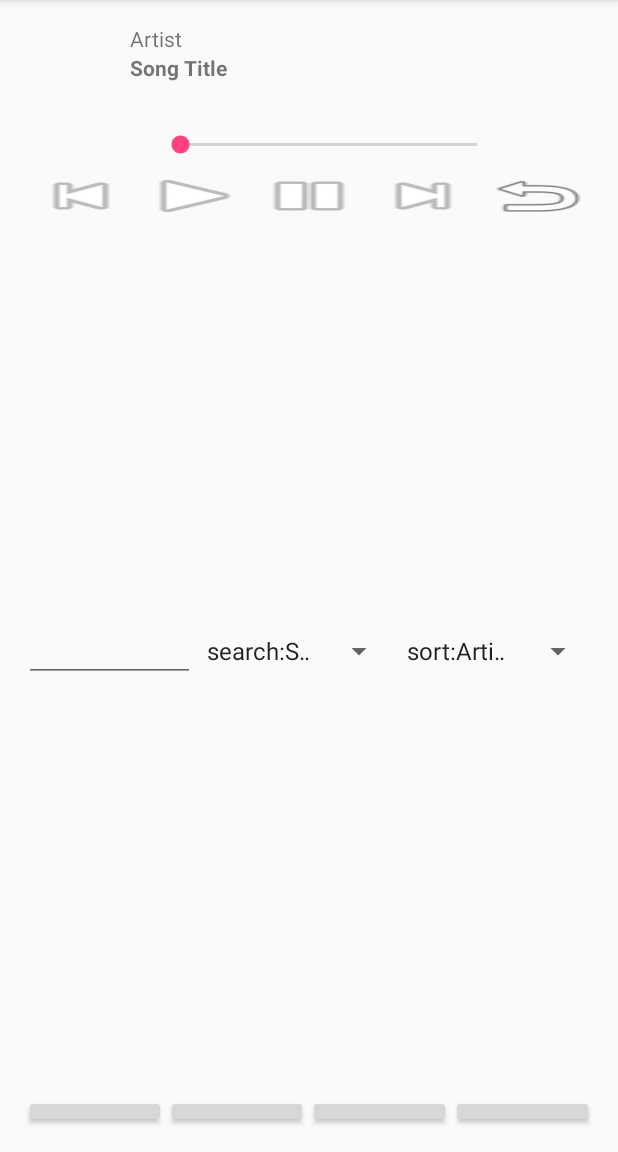
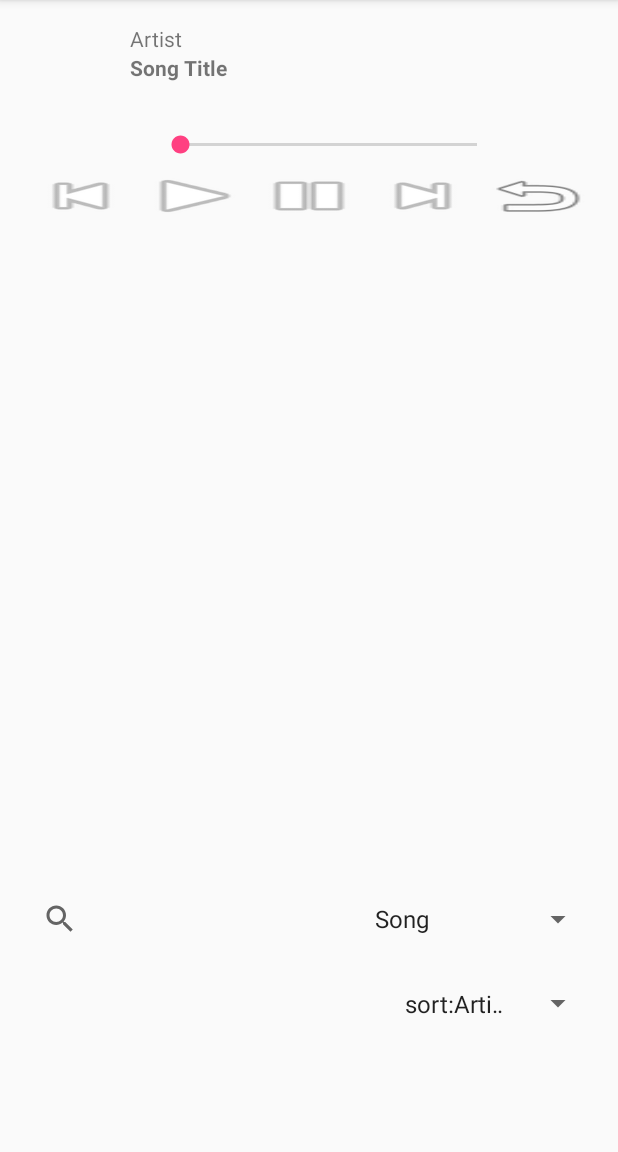
Before and after one commit to peterdocter/MPlayer-2, an Android app: the screen it shows after launch (MainActivity), on a phone screen of 412 x 824 dp, the part 84-1236 px from its top. Run offline under Robolectric (Android 15) with nearby library versions, the phone set to English and light mode, and no system bars; libraries missing offline, so code that uses them is left out: com.nostra13.universalimageloader; 15 statements that could not run were skipped.

Commit message:
add doSearch and doSort, "album" field in Song.class

```diff
--- a/app/src/main/java/com/stang/mplayer/MainActivity.java
+++ b/app/src/main/java/com/stang/mplayer/MainActivity.java
@@ -17,7 +17,6 @@ import android.os.IBinder;
 import android.os.Message;
 import android.os.Messenger;
 import android.provider.MediaStore;
-import android.provider.Settings;
 import android.support.v7.app.AppCompatActivity;
 import android.os.Bundle;
 import android.support.v7.widget.LinearLayoutManager;
@@ -30,6 +29,7 @@ import android.widget.Button;
 import android.widget.EditText;
 import android.widget.ImageButton;
 import android.widget.ImageView;
+import android.widget.SearchView;
 import android.widget.SeekBar;
 import android.widget.Spinner;
 import android.widget.TextView;
@@ -64,7 +64,7 @@ public class MainActivity extends AppCompatActivity implements View.OnClickListe
     Button addFolderButton;
     Button deleteButton;
     Button clearButton;
-    EditText searchText;
+    SearchView searchView;
     Spinner searchSpinner;
     Spinner sortSpinner;
     ImageView albumImage;
@@ -113,7 +113,7 @@ public class MainActivity extends AppCompatActivity implements View.OnClickListe
         addFolderButton = (Button) findViewById(R.id.button_addFolder);
         deleteButton = (Button) findViewById(R.id.button_delete);
         clearButton = (Button) findViewById(R.id.button_clear);
-        searchText = (EditText) findViewById(R.id.editText_search);
+        searchView = (SearchView) findViewById(R.id.searchView);
         searchSpinner = (Spinner) findViewById(R.id.spinner_search);
         sortSpinner = (Spinner) findViewById(R.id.spinner_sort);
 
@@ -134,13 +134,14 @@ public class MainActivity extends AppCompatActivity implements View.OnClickListe
         addFolderButton.setOnClickListener(this);
         deleteButton.setOnClickListener(this);
         clearButton.setOnClickListener(this);
-//        searchSpinner.setOnClickListener(this);
-//        sortSpinner.setOnClickListener(this);
 
 
         mLayoutManager = new LinearLayoutManager(this, LinearLayoutManager.VERTICAL, false);
         mPlaylist.setLayoutManager(mLayoutManager);
 
+
+        //PLAYLIST Adapter
+        //-------------------------------------
         mAdapter = new RecyclerAdapter(this, null);
         mAdapter.setOnItemClickListener(new RecyclerAdapter.OnClickListener() {
             @Override
@@ -160,7 +161,8 @@ public class MainActivity extends AppCompatActivity implements View.OnClickListe
         mPlaylist.setAdapter(mAdapter);
 
         // SEARCH SPINNER
-        String[] searchCriteria = {"search:Song", "search:Artist", "search:Album"};
+        //--------------------------------------
+        String[] searchCriteria = {"Song", "Artist", "Album"};
         ArrayAdapter<String> adapter = new ArrayAdapter<>(this, android.R.layout.simple_spinner_item, searchCriteria);
         adapter.setDropDownViewResource(android.R.layout.simple_spinner_dropdown_item);
         searchSpinner.setAdapter(adapter);
@@ -171,13 +173,17 @@ public class MainActivity extends AppCompatActivity implements View.OnClickListe
                     @Override
                     public void onItemSelected(AdapterView<?> parent, View view,
                                                int position, long id) {
-                        Toast.makeText(getBaseContext(), "SEARCH Position = " + position, Toast.LENGTH_SHORT).show();
+                        //Toast.makeText(getBaseContext(), "SEARCH Position = " + position, Toast.LENGTH_SHORT).show();
+                        mAdapter.searchType = position;
+                        mAdapter.doSearch();
+                        onPlaylistChanged();
                     }
                     @Override
                     public void onNothingSelected(AdapterView<?> arg0) {
                     }
                 });
         // SORT SPINNER
+        //-------------------------------------
         String[] sortCriteria = {"sort:Song", "sort:Artist", "sort:Date", "sort:Duration"};
         ArrayAdapter<String> sortAdapter = new ArrayAdapter<>(this, android.R.layout.simple_spinner_item, sortCriteria);
         adapter.setDropDownViewResource(android.R.layout.simple_spinner_dropdown_item);
@@ -189,13 +195,47 @@ public class MainActivity extends AppCompatActivity implements View.OnClickListe
                     @Override
                     public void onItemSelected(AdapterView<?> parent, View view,
                                                int position, long id) {
-                        Toast.makeText(getBaseContext(), "SORT Position = " + position, Toast.LENGTH_SHORT).show();
+                        //Toast.makeText(getBaseContext(), "SORT Position = " + position, Toast.LENGTH_SHORT).show();
+                        mAdapter.sortType = position;
+                        mAdapter.doSort();
+                        onPlaylistChanged();
                     }
                     @Override
                     public void onNothingSelected(AdapterView<?> arg0) {
                     }
                 });
 
+        //SEARCH VIEW
+        //-----------------------------------------
+        searchView.setQueryHint("Search...");
+        searchView.setOnQueryTextFocusChangeListener(new View.OnFocusChangeListener() {
+            @Override
+            public void onFocusChange(View v, boolean hasFocus) {
+                //Toast.makeText(getBaseContext(), String.valueOf(hasFocus), Toast.LENGTH_SHORT).show();
+            }
+        });
+        searchView.setOnQueryTextListener(new SearchView.OnQueryTextListener() {
+            @Override
+            public boolean onQueryTextSubmit(String query) {
+                //Toast.makeText(getBaseContext(), query, Toast.LENGTH_SHORT).show();
+                mAdapter.searchPhrase = query;
+                mAdapter.doSearch();
+                onPlaylistChanged();
+                return false;
+            }
+            @Override
+            public boolean onQueryTextChange(String newText) {
+                //Toast.makeText(getBaseContext(), newText, Toast.LENGTH_SHORT).show();
+                mAdapter.searchPhrase = newText;
+                mAdapter.doSearch();
+                onPlaylistChanged();
+                return false;
+            }
+        });
+
+
+        //Broadcast Receiver
+        //---------------------------------------------------
         filter = new IntentFilter();
         filter.addAction(PlayerService.ACTION_PROGRESS_CHANGED);
         filter.addAction(PlayerService.ACTION_STATUS_CHANGED);
@@ -242,6 +282,7 @@ public class MainActivity extends AppCompatActivity implements View.OnClickListe
         Log.d(TAG,"OnCreate finish");
     }
 
+
     public ServiceConnection myConnection = new ServiceConnection() {
 
         public void onServiceConnected(ComponentName className, IBinder binder) {
@@ -256,6 +297,7 @@ public class MainActivity extends AppCompatActivity implements View.OnClickListe
             mAdapter.setPlaylist(mPlayerService.getPlaylist());
             mAdapter.setQueue(mPlayerService.getQueue());
             mAdapter.setCurrentPosition(mPlayerService.getCurrentPosition());
+
             mAdapter.notifyDataSetChanged();
 
             if (mAdapter.getCurrentPosition() > -1) {
@@ -264,6 +306,7 @@ public class MainActivity extends AppCompatActivity implements View.OnClickListe
                 artistTitle.setText(song.artistTitle);
                 //albumImage.setImageDrawable(song.albumImage);
                 mAdapter.imageLoader.displayImage(song.albumImage, albumImage);
+                mPlaylist.scrollToPosition(mAdapter.getCurrentPosition());
             }
         }
 
@@ -355,6 +398,8 @@ public class MainActivity extends AppCompatActivity implements View.OnClickListe
         mPlayerService.setPlayList(mAdapter.getPlaylist());
         mPlayerService.setQueue(mAdapter.getQueue());
         mPlayerService.setCurrentPosition(mAdapter.getCurrentPosition());
+        mAdapter.notifyDataSetChanged();
+        mPlaylist.scrollToPosition(0);
     }
 
 
@@ -391,6 +436,8 @@ public class MainActivity extends AppCompatActivity implements View.OnClickListe
                     .getColumnIndex(MediaStore.Audio.Media.DISPLAY_NAME);
             int filenameColumn = cursor
                     .getColumnIndex(MediaStore.Audio.Media.DATA);
+            int albumColumn = cursor
+                    .getColumnIndex(MediaStore.Audio.Media.ALBUM);
             int albumId = cursor
                     .getColumnIndex(MediaStore.Audio.Media.ALBUM_ID);
 
@@ -398,6 +445,7 @@ public class MainActivity extends AppCompatActivity implements View.OnClickListe
                 long id = cursor.getLong(idColumn);
                 String title = cursor.getString(titleColumn);
                 String artist = cursor.getString(artistColumn);
+                String album = cursor.getString(albumColumn);
                 String filename = "file://" + cursor.getString(filenameColumn);
                 String duration = cursor.getString(durationColumn);
 
@@ -405,7 +453,7 @@ public class MainActivity extends AppCompatActivity implements View.OnClickListe
                 Uri albumArtUri = ContentUris.withAppendedId(mainAlbumArtUri, albumId);
 
                 //title = "id:"+id+" "+title+" ("+duration+")";
-                songs.add(new Song(title, artist, String.valueOf(filename), albumArtUri.toString()));
+                songs.add(new Song(title, artist, album, String.valueOf(filename), albumArtUri.toString()));
 
                 Log.d(TAG, "getPlayListFromURI:: " + title + " filename:: " + filename);
             } while (cursor.moveToNext());
@@ -499,6 +547,8 @@ public class MainActivity extends AppCompatActivity implements View.OnClickListe
             if (requestCode == FILE_SELECT_CODE) {
                 String title = data.getDataString();;
                 String artist = "";
+                String album = "";
+                String albumId = "";
 
                 Uri selectedFileUri = data.getData();
                 String path = data.getDataString();
@@ -508,12 +558,14 @@ public class MainActivity extends AppCompatActivity implements View.OnClickListe
                 if(cursor != null) {
                     cursor.moveToFirst();
                     title = cursor.getString(cursor.getColumnIndex(MediaStore.Audio.Media.DISPLAY_NAME));
-                    artist = "";//cursor.getString(cursor.getColumnIndex("summary"));
+                    artist = cursor.getString(cursor.getColumnIndex(MediaStore.Audio.Media.ARTIST));
+                    album = cursor.getString(cursor.getColumnIndex(MediaStore.Audio.Media.ALBUM));
+                    albumId = cursor.getString(cursor.getColumnIndex(MediaStore.Audio.Media.ALBUM_ID));
                 }
 
                 Log.e(TAG + "SELECT FILE:", title + " path:" + path + " artist: " + artist);
 
-                mAdapter.addSong(new Song(title, artist, path, null));
+                mAdapter.addSong(new Song(title, artist, album, path, albumId));
 
                 if(playlistPosition < 0) playlistPosition = 0;
                 onPlaylistChanged();
--- a/app/src/main/java/com/stang/mplayer/RecyclerAdapter.java
+++ b/app/src/main/java/com/stang/mplayer/RecyclerAdapter.java
@@ -3,6 +3,8 @@ package com.stang.mplayer;
 import android.content.Context;
 import android.graphics.Bitmap;
 import android.graphics.Color;
+import android.media.MediaPlayer;
+import android.support.annotation.BoolRes;
 import android.support.v7.widget.RecyclerView;
 import android.util.Log;
 import android.view.LayoutInflater;
@@ -20,6 +22,9 @@ import com.nostra13.universalimageloader.core.assist.ImageScaleType;
 import com.nostra13.universalimageloader.core.download.BaseImageDownloader;
 
 import java.util.ArrayList;
+import java.util.Collection;
+import java.util.Collections;
+import java.util.Comparator;
 
 /**
  * Created by Stanislav on 24.10.2016.
@@ -27,14 +32,31 @@ import java.util.ArrayList;
 
 public class RecyclerAdapter extends RecyclerView.Adapter<RecyclerAdapter.ViewHolder> {
     public static final String TAG = RecyclerAdapter.class.getSimpleName();
+
     public static final int COLOR_SELECTED = Color.GREEN;
+
+    public static final int SEARCH_SONG = 0;
+    public static final int SEARCH_ARTIST = 1;
+    public static final int SEARCH_ALBUM = 2;
+
+    public static final int SORT_SONG = 0;
+    public static final int SORT_ARTIST = 1;
+    public static final int SORT_ALBUM = 2;
+    public static final int SORT_DURATION = 3;
+    public static final int SORT_DATE = 4;
+
     public static final int[] backColors = { Color.rgb(230,230,230), Color.rgb(255,255,255)};
+
     ImageLoader imageLoader;
     private OnClickListener mOnClickListener;
     private OnQueueChangeListener mOnQueueChangeListener;
     private Context mContext;
     private ArrayList<Song> mDataset;
+    private ArrayList<Song> mSourceDataset;
     private ArrayList<Integer> mQueue;
+    public String searchPhrase = "";
+    public int searchType = SEARCH_SONG;
+    public int sortType = SORT_SONG;
     private int mCurrentPosition = RecyclerView.NO_POSITION;
     public View mSelectedItem = null;
 
@@ -59,8 +81,13 @@ public class RecyclerAdapter extends RecyclerView.Adapter<RecyclerAdapter.ViewHo
     }
 
     public void setCurrentPosition(int position) {
-        notifyItemChanged(position);
-        notifyItemChanged(mCurrentPosition);
+        if((mDataset.size() > 0) && (position < 0 || position >= mDataset.size())) {
+            position = 0;
+        }
+        if(position > -1 && position < mDataset.size()){
+            notifyItemChanged(position);
+            notifyItemChanged(mCurrentPosition);
+        }
         mCurrentPosition = position;
     }
 
@@ -182,7 +209,7 @@ public class RecyclerAdapter extends RecyclerView.Adapter<RecyclerAdapter.ViewHo
                 break;
             }
         }
-        Log.d(TAG, "Position:" + position + " in Queue: " + p);
+        Log.d(TAG, "Position in PlayList:" + position + "; in Queue:" + p);
         return p;
     }
 
@@ -195,11 +222,15 @@ public class RecyclerAdapter extends RecyclerView.Adapter<RecyclerAdapter.ViewHo
     }
 
     public void setPlaylist(ArrayList<Song> list) {
-        mDataset = list;
+        mSourceDataset = list;
+        doSearch();
+        //doSort();
+        //notifyDataSetChanged();
     }
 
     public void setQueue(ArrayList<Integer> queue) {
         mQueue = queue;
+        notifyDataSetChanged();
     }
 
     public void setOnQueueChangeListener(OnQueueChangeListener l) {
@@ -207,7 +238,64 @@ public class RecyclerAdapter extends RecyclerView.Adapter<RecyclerAdapter.ViewHo
     }
 
     public void addSong(Song song) {
-        mDataset.add(song);
+        mSourceDataset.add(song);
+        doSearch();
+    }
+
+    public void doSearch() {
+        Log.d(TAG, "doSearch");
+        setCurrentPosition(0);
+        ArrayList<Song> searchResult = new ArrayList<>();
+        String searchField = null;
+        for (int i = 0; i < mSourceDataset.size(); i++) {
+            switch (searchType) {
+                case SEARCH_SONG:
+                    searchField = mSourceDataset.get(i).songTitle;
+                    break;
+                case SEARCH_ARTIST:
+                    searchField = mSourceDataset.get(i).artistTitle;
+                    break;
+                case SEARCH_ALBUM://
+                    searchField = mSourceDataset.get(i).songTitle;
+                    break;
+            }
+            searchField = searchField.toLowerCase();
+            if(searchField!=null && searchField.contains(searchPhrase.toLowerCase())) {
+                searchResult.add(mSourceDataset.get(i));
+            }
+        }
+        mDataset = searchResult;
+        doSort();
+    }
+
+    public void doSort() {
+        Log.d(TAG, "doSort");
+        Collections.sort(mDataset,new Comparator<Song>() {
+            @Override
+            public int compare(Song o1, Song o2) {
+                int result = 0;
+                switch (sortType) {
+                    case SORT_SONG:
+                        result = o1.songTitle.compareToIgnoreCase(o2.songTitle);
+                        break;
+                    case SORT_ARTIST:
+                        result = o1.artistTitle.compareToIgnoreCase(o2.artistTitle);
+                        break;
+                    case SORT_ALBUM:
+                        result = o1.albumTitle.compareToIgnoreCase(o2.albumTitle);
+                        break;
+//                    case SORT_DURATION:
+//                        result = o1.songDuration.compareToIgnoreCase(o2.songDuration);
+//                        break;
+//                    case SORT_DATE:
+//                        result = o1.songDate.compareToIgnoreCase(o2.songDate);
+//                        break;
+                }
+                return result;
+            }
+        });
+        mQueue = new ArrayList<>();
+        //notifyDataSetChanged();
     }
 
     // Создает новые views (вызывается layout manager-ом)
--- a/app/src/main/java/com/stang/mplayer/Song.java
+++ b/app/src/main/java/com/stang/mplayer/Song.java
@@ -11,13 +11,15 @@ import android.net.Uri;
 public class Song {
     public String songTitle;
     public String artistTitle;
+    public String albumTitle;
     public String fileName;
     public String albumImage;
 
-    public Song(String song, String artist, String file, String album){
+    public Song(String song, String artist, String album, String file, String albumId){
         songTitle = song;
         artistTitle = artist;
+        albumTitle = album;
         fileName = file;
-        albumImage = album;
+        albumImage = albumId;
     }
 }
--- a/app/src/main/res/layout/activity_main.xml
+++ b/app/src/main/res/layout/activity_main.xml
@@ -133,44 +133,44 @@
 
         <android.support.v7.widget.RecyclerView
             android:layout_width="match_parent"
-            android:layout_height="258dp"
+            android:layout_height="144dp"
             android:choiceMode="singleChoice"
             android:listSelector="@android:color/darker_gray"
-            android:id="@+id/listView_playlist" />
+            android:id="@+id/listView_playlist"
+            android:layout_weight="0.78" />
 
         <LinearLayout
             android:orientation="horizontal"
             android:layout_width="match_parent"
-            android:layout_height="match_parent"
-            android:layout_weight="1">
+            android:layout_height="wrap_content"
+            android:weightSum="1">
 
-            <EditText
-                android:layout_width="114dp"
-                android:layout_height="wrap_content"
+            <SearchView
+                android:layout_width="226dp"
+                android:layout_height="match_parent"
                 android:inputType="textPersonName"
                 android:ems="10"
-                android:id="@+id/editText_search"
+                android:id="@+id/searchView"
                 android:textSize="14sp"
-                android:singleLine="true"
                 android:selectAllOnFocus="true" />
 
             <Spinner
                 android:layout_width="match_parent"
-                android:layout_height="wrap_content"
-                android:id="@+id/spinner_search"
-                android:layout_weight="1" />
+                android:layout_height="match_parent"
+                android:id="@+id/spinner_search" />
+        </LinearLayout>
 
-            <Spinner
-                android:layout_width="match_parent"
-                android:layout_height="wrap_content"
-                android:id="@+id/spinner_sort"
-                android:layout_weight="1" />
-        </LinearLayout>
+        <Spinner
+            android:layout_width="134dp"
+            android:layout_height="wrap_content"
+            android:id="@+id/spinner_sort"
+            android:layout_gravity="right"
+            android:layout_weight="0.11" />
 
         <LinearLayout
             android:orientation="horizontal"
             android:layout_width="match_parent"
-            android:layout_height="22dp">
+            android:layout_height="9dp">
 
             <Button
                 android:text="+File"
```
